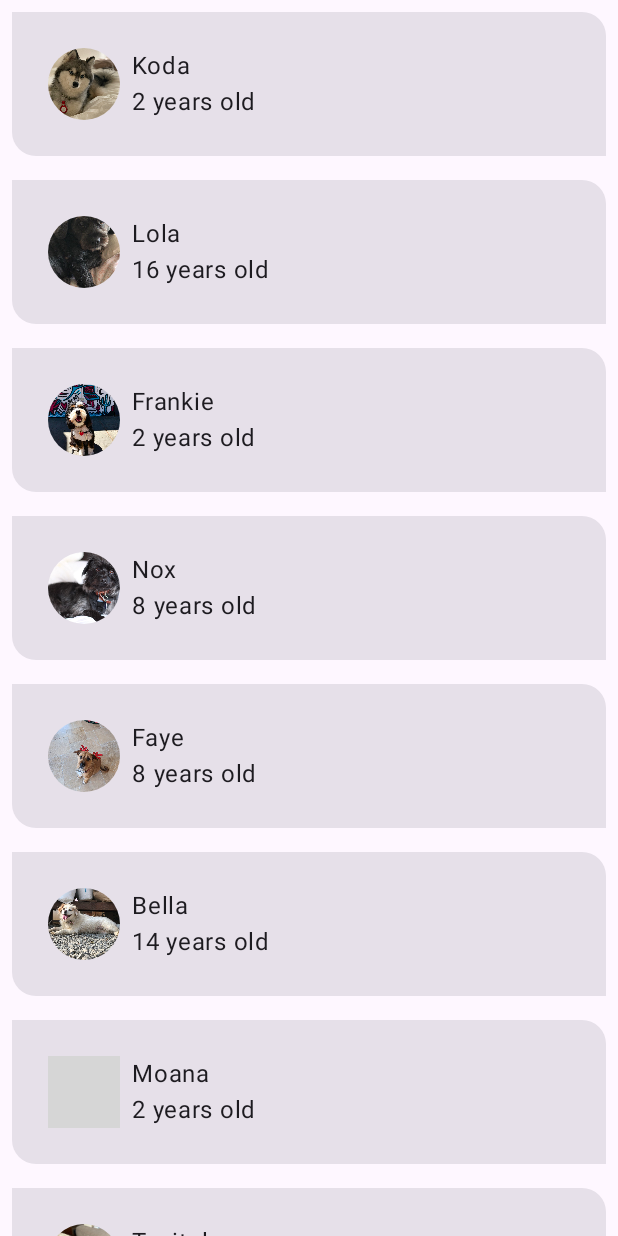
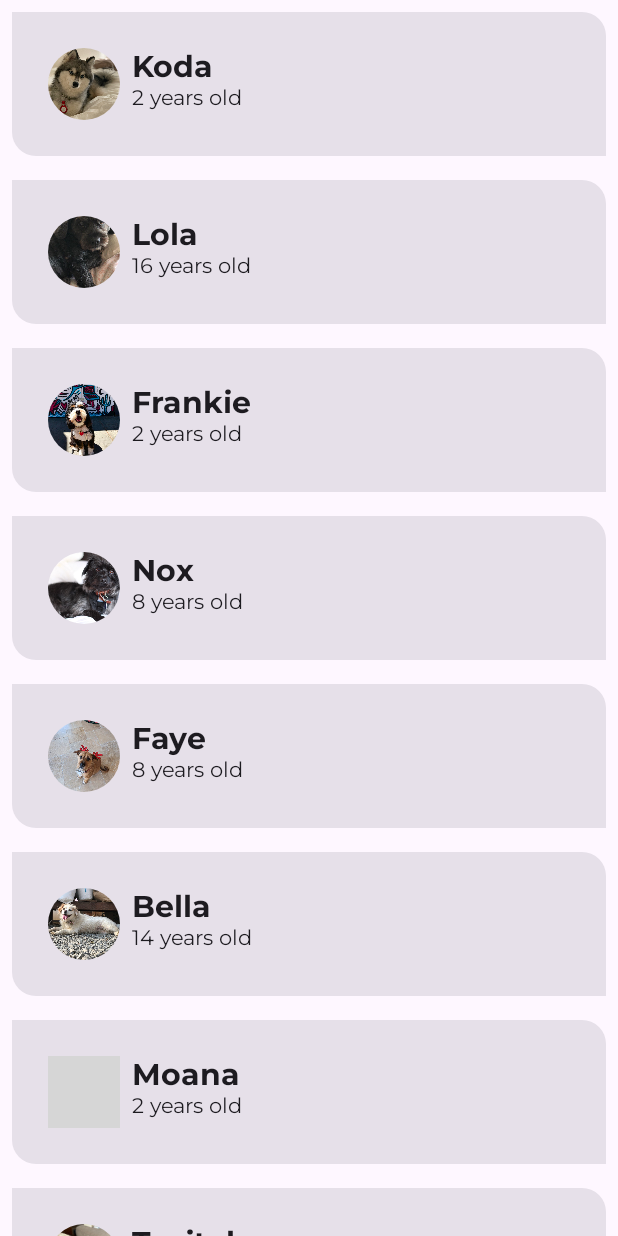
Before and after one commit to vitorsoftwaredeveloper/woof, an Android app built with Jetpack Compose: the screen it shows after launch (MainActivity), on a phone screen of 412 x 824 dp. Run offline under Robolectric (Android 15) with nearby library versions, the phone set to English and light mode, and no system bars; grey boxes are pictures that could not be loaded.

Commit message:
feat: implements typography app

```diff
--- a/app/src/main/java/com/example/woof/MainActivity.kt
+++ b/app/src/main/java/com/example/woof/MainActivity.kt
@@ -140,6 +140,7 @@ fun DogInformation(
     Column(modifier = modifier) {
         Text(
             text = stringResource(dogName),
+            style = MaterialTheme.typography.displayMedium,
             modifier = Modifier.padding(top = dimensionResource(R.dimen.padding_small))
         )
         Text(
--- a/app/src/main/java/com/example/woof/ui/theme/Type.kt
+++ b/app/src/main/java/com/example/woof/ui/theme/Type.kt
@@ -16,7 +16,42 @@
 package com.example.woof.ui.theme
 
 import androidx.compose.material3.Typography
+import androidx.compose.ui.text.TextStyle
+import androidx.compose.ui.text.font.Font
+import androidx.compose.ui.text.font.FontFamily
+import androidx.compose.ui.text.font.FontWeight
+import androidx.compose.ui.unit.sp
+import com.example.woof.R
+
+val AbrilFatface = FontFamily(
+    Font(R.font.abril_fatface_regular)
+)
+
+val Montserrat = FontFamily(
+    Font(R.font.montserrat_regular),
+    Font(R.font.montserrat_bold, FontWeight.Bold)
+)
 
 // Set of Material typography styles to start with
 val Typography = Typography(
+    displayLarge = TextStyle(
+        fontFamily = AbrilFatface,
+        fontWeight = FontWeight.Normal,
+        fontSize = 36.sp
+    ),
+    displayMedium = TextStyle(
+        fontFamily = Montserrat,
+        fontWeight = FontWeight.Bold,
+        fontSize = 20.sp
+    ),
+    labelSmall = TextStyle(
+        fontFamily = Montserrat,
+        fontWeight = FontWeight.Bold,
+        fontSize = 14.sp
+    ),
+    bodyLarge = TextStyle(
+        fontFamily = Montserrat,
+        fontWeight = FontWeight.Normal,
+        fontSize = 14.sp
+    )
 )
```
Also changed, not shown: app/src/main/res/font/abril_fatface_regular.ttf (added), app/src/main/res/font/montserrat_bold.ttf (added), app/src/main/res/font/montserrat_regular.ttf (added).
